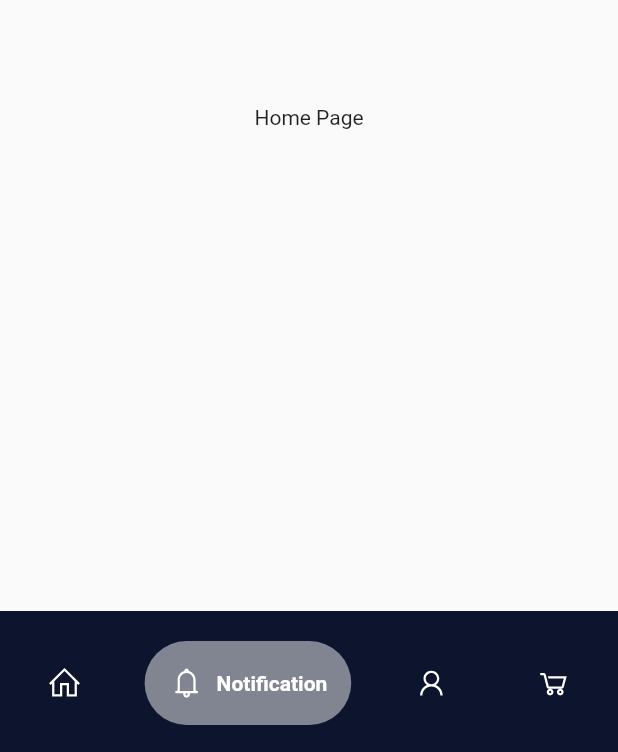
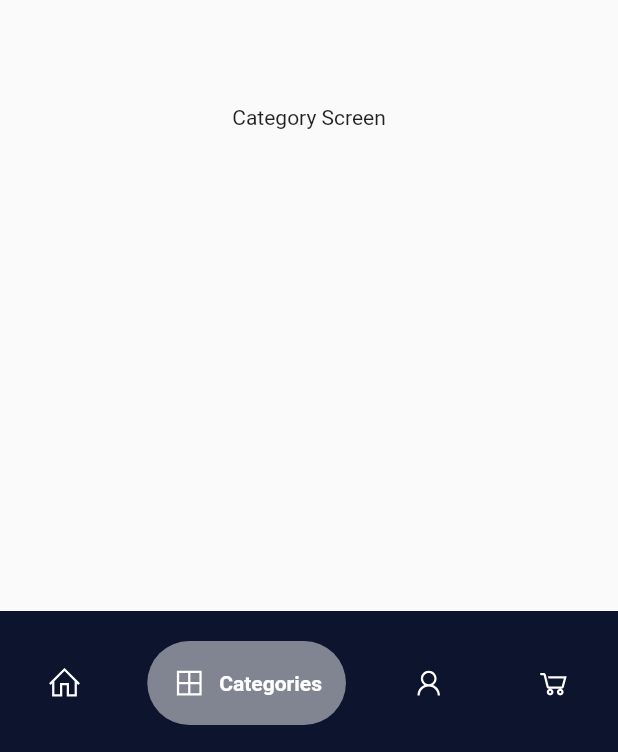
Before and after one commit to GautamSharma05/med, a Flutter app: the ScreenControl screen opened directly, swiped to page 2, on a phone screen of 412 x 824 dp. Shown: the part 481-1233 px from the top of the screen. Run offline on Flutter 3.47's test engine with Material 2 defaults, Android fonts, the phone set to English and light mode, and no system bars; drawn by our look-alikes of google_nav_bar; our stand-ins replace flutter_riverpod, line_icons; Roboto replaces fonts that are missing (Montserrat).

Commit message:
💄 Update icon of BottomNavigationbar 💄 Update Screens.dart file ✅ Add Cart,Category Screens

```diff
--- a/lib/common/widget/bottom_navigation.dart
+++ b/lib/common/widget/bottom_navigation.dart
@@ -7,7 +7,7 @@ import 'package:med/constant/constants.dart';
 class CustomBottomBar extends StatefulWidget {
   final PageController controller;
   int index;
- CustomBottomBar({super.key, required this.controller,required this.index});
+  CustomBottomBar({super.key, required this.controller, required this.index});
 
   @override
   State<CustomBottomBar> createState() => _CustomBottomBarState();
@@ -16,8 +16,6 @@ class CustomBottomBar extends StatefulWidget {
 class _CustomBottomBarState extends State<CustomBottomBar> {
   @override
   Widget build(BuildContext context) {
-
-
     return Container(
       color: AppColor.themeColor,
       child: Padding(
@@ -31,8 +29,7 @@ class _CustomBottomBarState extends State<CustomBottomBar> {
           padding: const EdgeInsets.all(16.0),
           tabs: const [
             GButton(icon: LineIcons.home, text: 'Home'),
-
-            GButton(icon: LineIcons.bell, text: 'Notification'),
+            GButton(icon: LineIcons.thLarge, text: 'Categories'),
             GButton(icon: LineIcons.user, text: 'Account'),
             GButton(icon: LineIcons.shoppingCart, text: 'Cart'),
           ],
@@ -43,7 +40,6 @@ class _CustomBottomBarState extends State<CustomBottomBar> {
             });
             widget.controller.jumpToPage(index);
           },
-
         ),
       ),
     );
--- /dev/null
+++ b/lib/features/screens/categoryscreen/category_screen.dart
@@ -0,0 +1,16 @@
+import 'package:flutter/material.dart';
+
+
+class CategoryScreen extends StatelessWidget {
+  const CategoryScreen({super.key});
+
+  @override
+  Widget build(BuildContext context) {
+    return const Scaffold(
+      body: Center(
+        child: Text('Category Screen'),
+      ),
+
+    );
+  }
+}
--- a/lib/features/screens/screens.dart
+++ b/lib/features/screens/screens.dart
@@ -3,6 +3,8 @@ import 'package:flutter_riverpod/flutter_riverpod.dart';
 import 'package:med/common/widget/app_bar.dart';
 import 'package:med/common/widget/bottom_navigation.dart';
 import 'package:med/features/screens/accountscreen/account_screen.dart';
+import 'package:med/features/screens/cartscreen/cart_screen.dart';
+import 'package:med/features/screens/categoryscreen/category_screen.dart';
 import 'package:med/features/screens/homescreen/home_screen.dart';
 
 class ScreenControl extends ConsumerStatefulWidget {
@@ -18,9 +20,9 @@ class ScreenControlState extends ConsumerState<ScreenControl> {
   int index = 0;
   List screen = const [
     HomeScreen(),
-    HomeScreen(),
+    CategoryScreen(),
     AccountScreen(),
-    AccountScreen()
+    CartScreen()
   ];
 
   @override
```
Also changed, not shown: lib/features/screens/cartscreen/cart_screen.dart (added, +15 -0 lines).
